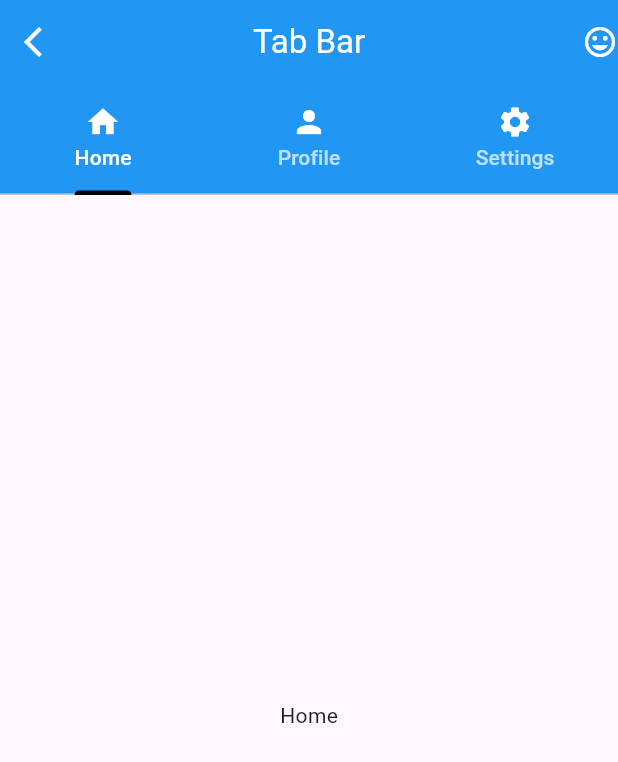
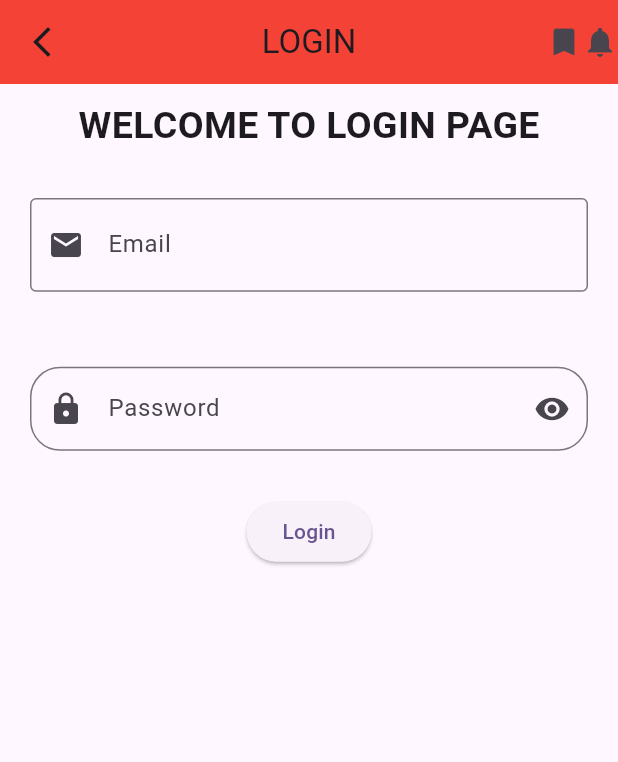
Before and after one commit to AbRehman536/Flutter_sec_1, a Flutter app: the screen it shows after launch, on a phone screen of 412 x 824 dp. Shown: the top 762 px of the screen. Run offline on Flutter 3.47's test engine with Material 3 defaults, Android fonts, the light colour scheme and no system bars; our stand-ins replace smooth_page_indicator.

Commit message:
dialogbox done

```diff
--- /dev/null
+++ b/lib/dialogbox.dart
@@ -0,0 +1,101 @@
+import 'package:flutter/material.dart';
+
+class DialogBoxView extends StatefulWidget {
+  const DialogBoxView({super.key});
+
+  @override
+  State<DialogBoxView> createState() => _DialogBoxViewState();
+}
+
+class _DialogBoxViewState extends State<DialogBoxView> {
+  TextEditingController emailController = TextEditingController();
+  TextEditingController pwdController = TextEditingController();
+  @override
+  Widget build(BuildContext context) {
+    return Scaffold(
+      appBar: AppBar(
+        backgroundColor: Colors.red,
+        leading: Icon(Icons.arrow_back_ios_new),
+        title: Text("LOGIN"),
+        centerTitle: true,
+        actions: [
+          Icon(Icons.bookmark),
+          Icon(Icons.notifications),
+        ],
+      ),
+      body: Column(children: [
+        SizedBox(height: 10,),
+        Text("WELCOME TO LOGIN PAGE",style: TextStyle(fontWeight: FontWeight.w700, fontSize: 25),),
+        SizedBox(height: 10,),
+        Padding(
+          padding: const EdgeInsets.all(20.0),
+          child: TextField(
+            controller: emailController,
+            keyboardType: TextInputType.emailAddress,
+            decoration: InputDecoration(
+                label: Text("Email"),
+                hintText: 'test@gmail.com',
+                prefixIcon: Icon(Icons.email),
+                suffix: Icon(Icons.person),
+                border: OutlineInputBorder(
+                  borderSide: BorderSide(width: 5,color: Colors.blue),
+                )
+            ),
+          ),
+        ),
+        SizedBox(height: 10,),
+        Padding(
+          padding: const EdgeInsets.all(20.0),
+          child: TextField(
+            controller: pwdController,
+            keyboardType: TextInputType.visiblePassword,
+            decoration: InputDecoration(
+                label: Text("Password"),
+                hintText: 'start with capital letter',
+                prefixIcon: Icon(Icons.lock),
+                suffixIcon: Icon(Icons.visibility),
+                border: OutlineInputBorder(
+                  borderSide: BorderSide(width: 2),
+                  borderRadius: BorderRadius.circular(20),
+                )
+            ),
+          ),
+        ),
+        SizedBox(height: 10,),
+        ElevatedButton(onPressed: (){
+          // if(emailController.text.isEmpty){
+          //   ScaffoldMessenger.of(context).showSnackBar(
+          //       SnackBar(content: Text("Email cannot be empty")));
+          //   return ;
+          // }
+          // if(pwdController.text.isEmpty){
+          //   ScaffoldMessenger.of(context).showSnackBar(
+          //       SnackBar(content: Text("Password cannot be empty")));
+          //   return ;
+          // }
+          // if(pwdController.text.length < 8){
+          //   ScaffoldMessenger.of(context).showSnackBar(
+          //       SnackBar(content: Text("Password cannot less than 8 digits ")));
+          //   return ;
+          // }
+          showDialog(
+              context: context,
+              barrierDismissible: false,
+              builder: (context){
+                return AlertDialog(
+                  title:  const Text("Message"),
+                  content: const Text("Login Successful"),
+                  actions: [
+                    TextButton(onPressed: (){
+                      Navigator.pop(context);
+                    }, child: Text("No")),
+                    TextButton(onPressed: (){}, child: Text("Yes")),
+                  ],
+
+                );
+              });
+        }, child: Text("Login")),
+      ],),
+    );
+  }
+}
--- a/lib/main.dart
+++ b/lib/main.dart
@@ -1,6 +1,7 @@
 import 'package:flutter/material.dart';
 import 'package:flutter_sec_1/assets_image.dart';
 import 'package:flutter_sec_1/bottombar.dart';
+import 'package:flutter_sec_1/dialogbox.dart';
 import 'package:flutter_sec_1/gridview.dart';
 import 'package:flutter_sec_1/images.dart';
 import 'package:flutter_sec_1/listview.dart';
@@ -42,7 +43,7 @@ class MyApp extends StatelessWidget {
         colorScheme: ColorScheme.fromSeed(seedColor: Colors.deepPurple),
         useMaterial3: true,
       ),
-      home: TabBarDemo(),
+      home: DialogBoxView(),
     );
   }
 }
```
